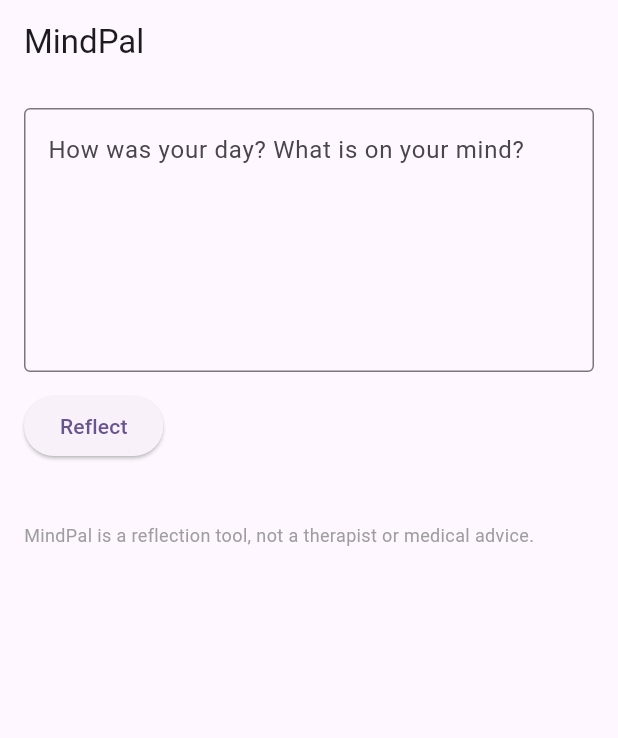
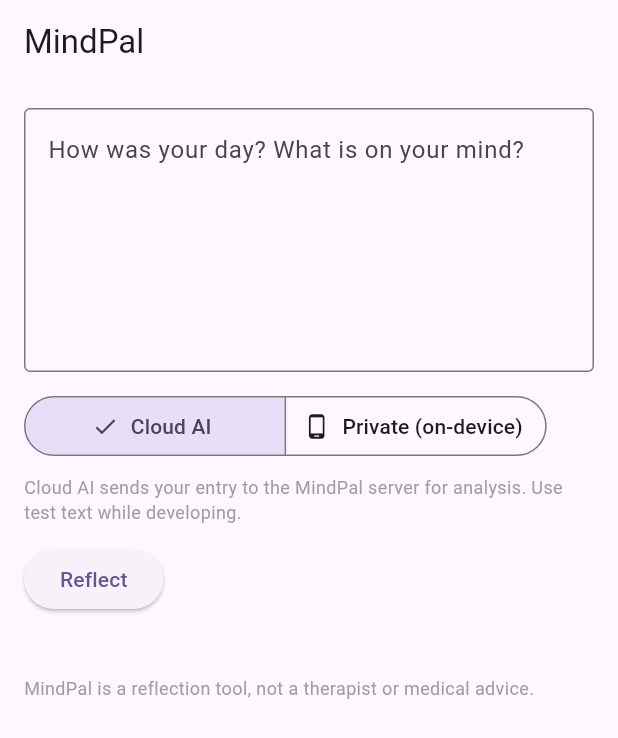
Before and after one commit to SyedaNaqvi512/mindpal, a Flutter app: the screen it shows after launch, on a phone screen of 412 x 824 dp. Shown: the top 738 px of the screen. Run offline on Flutter 3.47's test engine with Material 3 defaults, Android fonts, the phone set to English and light mode, and no system bars; our stand-ins replace flutter_secure_storage, sqflite_sqlcipher; missing offline and left inert: flutter_edge_ai, flutter_edge_ai_mediapipe; accounts and stored records are empty.

Commit message:
Add ReflectionEngine with cloud and on-device modes

```diff
--- a/lib/screens/journal_screen.dart
+++ b/lib/screens/journal_screen.dart
@@ -1,5 +1,10 @@
 import 'package:flutter/material.dart';
+
+import '../services/cloud_reflection_engine.dart';
+import '../services/reflection_engine.dart';
 import '../services/reflection_service.dart';
+
+enum ReflectionMode { cloud, onDevice }
 
 class JournalScreen extends StatefulWidget {
   const JournalScreen({super.key});
@@ -10,15 +15,22 @@
 
 class _JournalScreenState extends State<JournalScreen> {
   final _controller = TextEditingController();
-  final _ai = ReflectionService();
+  final ReflectionEngine _cloudEngine = CloudReflectionEngine();
+  final ReflectionEngine _deviceEngine = ReflectionService();
+
+  ReflectionMode _mode = ReflectionMode.cloud;
   String? _result;
   bool _crisis = false;
   bool _loading = false;
+
+  ReflectionEngine get _engine =>
+      _mode == ReflectionMode.cloud ? _cloudEngine : _deviceEngine;
 
   Future<void> _reflect() async {
     final text = _controller.text.trim();
     if (text.isEmpty) return;
 
+    // Safety check runs first, on the device, before any AI is used.
     if (ReflectionService.looksLikeCrisis(text)) {
       setState(() {
         _crisis = true;
@@ -34,12 +46,16 @@
     });
 
     try {
-      final reply = await _ai.reflect(text);
+      final reply = await _engine.reflect(text);
       if (!mounted) return;
       setState(() => _result = reply);
     } catch (e) {
       if (!mounted) return;
-      setState(() => _result = 'Something went wrong: $e');
+      setState(() {
+        _result = e is ReflectionException
+            ? e.message
+            : 'Something went wrong: $e';
+      });
     } finally {
       if (mounted) setState(() => _loading = false);
     }
@@ -67,6 +83,34 @@
                 hintText: 'How was your day? What is on your mind?',
                 border: OutlineInputBorder(),
               ),
+            ),
+            const SizedBox(height: 12),
+            SegmentedButton<ReflectionMode>(
+              segments: const [
+                ButtonSegment(
+                  value: ReflectionMode.cloud,
+                  label: Text('Cloud AI'),
+                  icon: Icon(Icons.cloud_outlined),
+                ),
+                ButtonSegment(
+                  value: ReflectionMode.onDevice,
+                  label: Text('Private (on-device)'),
+                  icon: Icon(Icons.phone_android),
+                ),
+              ],
+              selected: {_mode},
+              onSelectionChanged: _loading
+                  ? null
+                  : (selection) => setState(() => _mode = selection.first),
+            ),
+            const SizedBox(height: 8),
+            Text(
+              _mode == ReflectionMode.cloud
+                  ? 'Cloud AI sends your entry to the MindPal server for '
+                      'analysis. Use test text while developing.'
+                  : 'On-device mode keeps your entry on this phone. '
+                      'It needs the model file and can be slower.',
+              style: const TextStyle(fontSize: 12, color: Colors.grey),
             ),
             const SizedBox(height: 12),
             ElevatedButton(
--- /dev/null
+++ b/lib/services/cloud_reflection_engine.dart
@@ -0,0 +1,49 @@
+import 'dart:convert';
+
+import 'package:http/http.dart' as http;
+
+import 'reflection_engine.dart';
+
+class CloudReflectionEngine implements ReflectionEngine {
+  CloudReflectionEngine({String? baseUrl, http.Client? client})
+      : _baseUrl = baseUrl ??
+            const String.fromEnvironment(
+              'API_BASE_URL',
+              defaultValue: 'http://10.0.2.2:5141',
+            ),
+        _client = client ?? http.Client();
+
+  final String _baseUrl;
+  final http.Client _client;
+
+  @override
+  Future<String> reflect(String entry) async {
+    try {
+      final response = await _client
+          .post(
+            Uri.parse('$_baseUrl/reflect'),
+            headers: {'Content-Type': 'application/json'},
+            body: jsonEncode({'text': entry}),
+          )
+          .timeout(const Duration(seconds: 60));
+
+      final data = jsonDecode(response.body) as Map<String, dynamic>;
+
+      if (response.statusCode == 200) {
+                return (data['reflection'] as String)
+            .replaceAll('**', '')
+            .replaceAll('*', '')
+            .trim();
+      }
+      throw ReflectionException(
+        (data['error'] as String?) ?? 'Something went wrong. Please try again.',
+      );
+    } on ReflectionException {
+      rethrow;
+    } catch (_) {
+      throw ReflectionException(
+        'Could not reach MindPal. Check your connection and try again.',
+      );
+    }
+  }
+}
--- /dev/null
+++ b/lib/services/reflection_engine.dart
@@ -0,0 +1,11 @@
+abstract class ReflectionEngine {
+  Future<String> reflect(String entry);
+}
+
+class ReflectionException implements Exception {
+  ReflectionException(this.message);
+  final String message;
+
+  @override
+  String toString() => message;
+}
--- a/lib/services/reflection_service.dart
+++ b/lib/services/reflection_service.dart
@@ -1,10 +1,12 @@
 import 'package:flutter_edge_ai/flutter_edge_ai.dart';
 
-class ReflectionService {
+import 'reflection_engine.dart';
+
+class ReflectionService implements ReflectionEngine {
   static const modelPath =
       '/data/data/com.example.mindpal/files/gemma3-1b-it-int4.task';
 
-    static const _crisisWords = [
+  static const _crisisWords = [
     'suicide', 'suicidal', 'kill myself', 'end my life', 'want to die',
     'hurt myself', 'self-harm', 'self harm', 'no reason to live',
     "don't want to live", 'dont want to live', 'better off dead',
@@ -28,7 +30,7 @@
     _model = await FlutterEdgeAi.getActiveModel(maxTokens: 1024);
   }
 
-    String _buildPrompt(String entry) => '''
+  String _buildPrompt(String entry) => '''
 You are a kind CBT reflection helper. You are not a therapist.
 Reply in exactly 3 lines, with no bold or markdown.
 The gentle question must challenge the thought by asking for evidence or another explanation. Do not ask about feelings.
@@ -42,6 +44,7 @@
 $entry
 ''';
 
+  @override
   Future<String> reflect(String entry) async {
     await init();
     final session = await _model!.createSession();
@@ -49,7 +52,7 @@
       await session.addQueryChunk(
         Message.text(text: _buildPrompt(entry), isUser: true),
       );
-            final reply = await session.getResponse();
+      final reply = await session.getResponse();
       return reply.replaceAll('**', '').replaceAll('*', '').trim();
     } finally {
       await session.close();
--- a/pubspec.yaml
+++ b/pubspec.yaml
@@ -40,6 +40,7 @@
   file_picker: ^13.1.0
   flutter_edge_ai: ^2.0.0
   flutter_edge_ai_mediapipe: ^1.0.9
+  http: ^1.6.0
 
 dev_dependencies:
   flutter_test:
```
Also changed, not shown: pubspec.lock, 1 other file.
